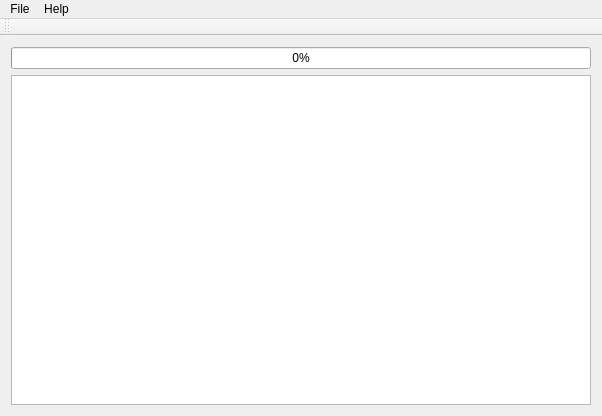
First picture: the form in QDbcTool/DTForm.ui, repository sidsukana/QDbcTool, before the edit.
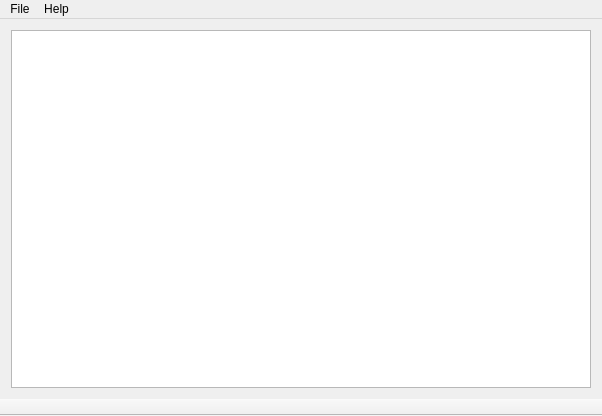
Second picture: the form after the edit. Icons and pictures are not drawn.

```diff
--- a/QDbcTool/DTForm.ui
+++ b/QDbcTool/DTForm.ui
@@ -19,7 +19,7 @@
   </property>
   <widget class="QWidget" name="centralWidget">
    <layout class="QGridLayout" name="gridLayout_2">
-    <item row="1" column="0">
+    <item row="0" column="0">
      <layout class="QGridLayout" name="gridLayout">
       <item row="0" column="0">
        <widget class="QTableView" name="tableView">
@@ -54,13 +54,6 @@
       </item>
      </layout>
     </item>
-    <item row="0" column="0">
-     <widget class="QProgressBar" name="progressBar">
-      <property name="value">
-       <number>0</number>
-      </property>
-     </widget>
-    </item>
    </layout>
   </widget>
   <widget class="QMenuBar" name="menuBar">
@@ -93,11 +86,14 @@
    <addaction name="menuHelp"/>
   </widget>
   <widget class="QToolBar" name="mainToolBar">
+   <property name="movable">
+    <bool>false</bool>
+   </property>
    <attribute name="toolBarArea">
-    <enum>TopToolBarArea</enum>
+    <enum>BottomToolBarArea</enum>
    </attribute>
    <attribute name="toolBarBreak">
-    <bool>false</bool>
+    <bool>true</bool>
    </attribute>
   </widget>
   <action name="actionOpen">
```
